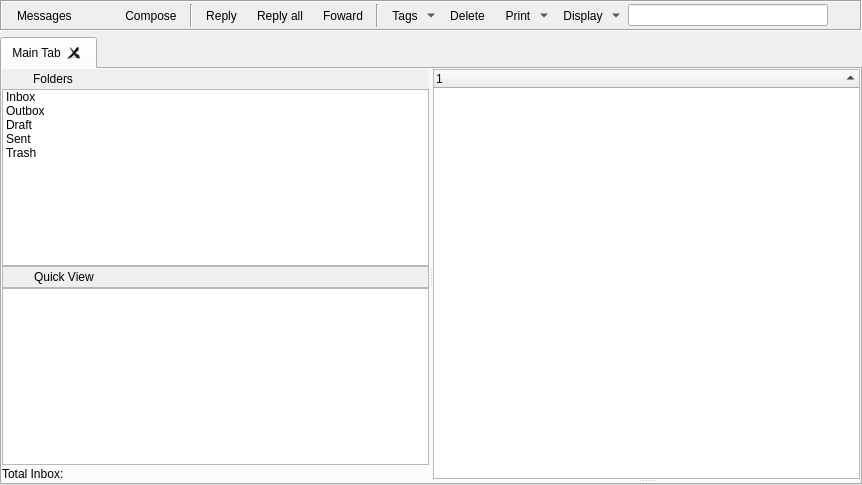
First picture: the form in retroshare-gui/src/gui/MessagesDialog.ui, repository RetroShare/RetroShare, before the edit.
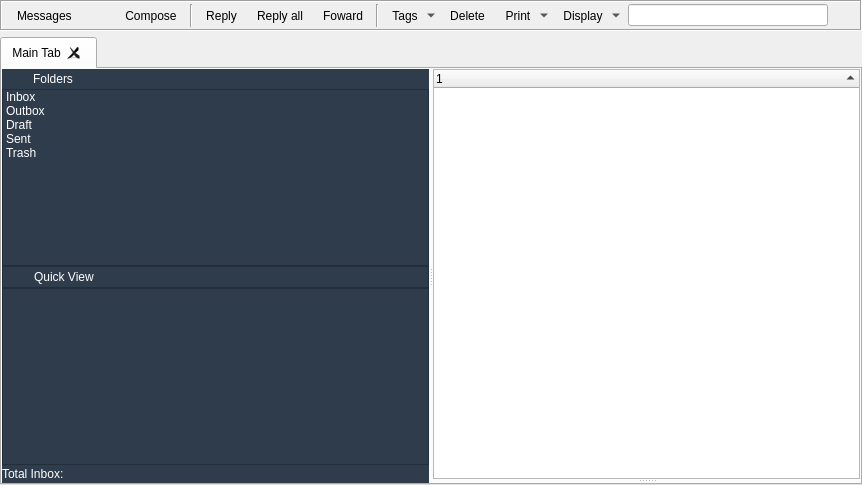
Second picture: the form after the edit. Icons and pictures are not drawn. Custom widgets are drawn as their Qt base class.

Commit message: Update color unseen

```diff
--- a/retroshare-gui/src/gui/MessagesDialog.ui
+++ b/retroshare-gui/src/gui/MessagesDialog.ui
@@ -506,10 +506,16 @@
    </item>
    <item>
     <widget class="RSTabWidget" name="tabWidget">
+     <property name="styleSheet">
+      <string notr="true"/>
+     </property>
      <property name="tabsClosable">
       <bool>true</bool>
      </property>
      <widget class="QWidget" name="tab">
+      <property name="styleSheet">
+       <string notr="true"/>
+      </property>
       <attribute name="title">
        <string notr="true">Main Tab</string>
       </attribute>
@@ -531,10 +537,19 @@
        </property>
        <item row="0" column="0">
         <widget class="QSplitter" name="listSplitter">
+         <property name="styleSheet">
+          <string notr="true"/>
+         </property>
          <property name="orientation">
           <enum>Qt::Horizontal</enum>
          </property>
          <widget class="QFrame" name="sideBarFrame">
+          <property name="styleSheet">
+           <string notr="true">color: white;
+background-color: rgb(47, 60, 76);
+selection-color: rgb(255, 255, 255);
+selection-background-color: rgb(32,41,53);</string>
+          </property>
           <layout class="QGridLayout" name="sideBarFrameGLayout">
            <property name="leftMargin">
             <number>0</number>
@@ -565,6 +580,9 @@
              <property name="contextMenuPolicy">
               <enum>Qt::CustomContextMenu</enum>
              </property>
+             <property name="styleSheet">
+              <string notr="true"/>
+             </property>
              <item>
               <property name="text">
                <string>Inbox</string>
@@ -626,6 +644,9 @@
                <height>0</height>
               </size>
              </property>
+             <property name="styleSheet">
+              <string notr="true"/>
+             </property>
             </widget>
            </item>
            <item row="4" column="0">
@@ -636,6 +657,9 @@
                <height>18</height>
               </size>
              </property>
+             <property name="styleSheet">
+              <string notr="true"/>
+             </property>
              <property name="text">
               <string>Total Inbox:</string>
              </property>
@@ -644,7 +668,10 @@
            <item row="0" column="0">
             <widget class="QFrame" name="folderFrame">
              <property name="autoFillBackground">
-              <bool>true</bool>
+              <bool>false</bool>
+             </property>
+             <property name="styleSheet">
+              <string notr="true"/>
              </property>
              <layout class="QHBoxLayout" name="folderFrameHLayout">
               <property name="topMargin">
@@ -679,7 +706,10 @@
            <item row="2" column="0">
             <widget class="QFrame" name="quickViewFrame">
              <property name="autoFillBackground">
-              <bool>true</bool>
+              <bool>false</bool>
+             </property>
+             <property name="styleSheet">
+              <string notr="true"/>
              </property>
              <property name="frameShape">
               <enum>QFrame::StyledPanel</enum>
@@ -712,6 +742,9 @@
               </item>
               <item>
                <widget class="QLabel" name="quickViewLabel">
+                <property name="styleSheet">
+                 <string notr="true"/>
+                </property>
                 <property name="text">
                  <string>Quick View</string>
                 </property>
@@ -833,16 +866,16 @@
   </action>
  </widget>
  <customwidgets>
-  <customwidget>
-   <class>LineEditClear</class>
-   <extends>QLineEdit</extends>
-   <header location="global">gui/common/LineEditClear.h</header>
-  </customwidget>
   <customwidget>
    <class>StyledLabel</class>
    <extends>QLabel</extends>
    <header>gui/common/StyledLabel.h</header>
   </customwidget>
+  <customwidget>
+   <class>LineEditClear</class>
+   <extends>QLineEdit</extends>
+   <header location="global">gui/common/LineEditClear.h</header>
+  </customwidget>
   <customwidget>
    <class>RSTreeWidget</class>
    <extends>QTreeWidget</extends>
```
Left out of the diff: 3 changed lines with no effect on the pictures. The commit also changes 10 other files.
